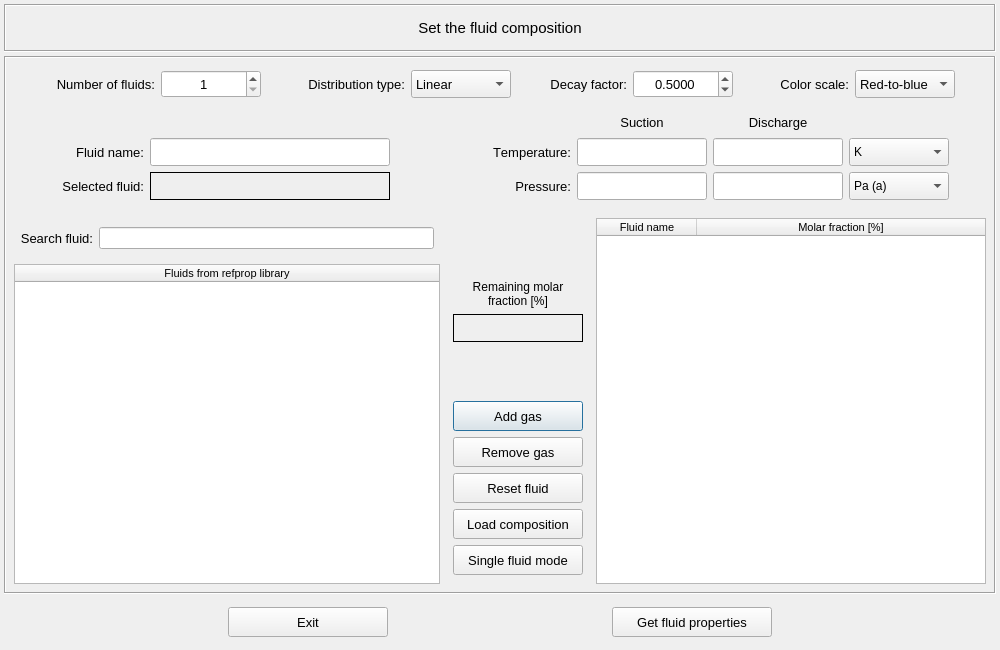
First picture: the form in pulse/interface/data/ui_files/model/setup/fluid/set_fluid_composition_input.ui, repository open-pulse/OpenPulse, before the edit.
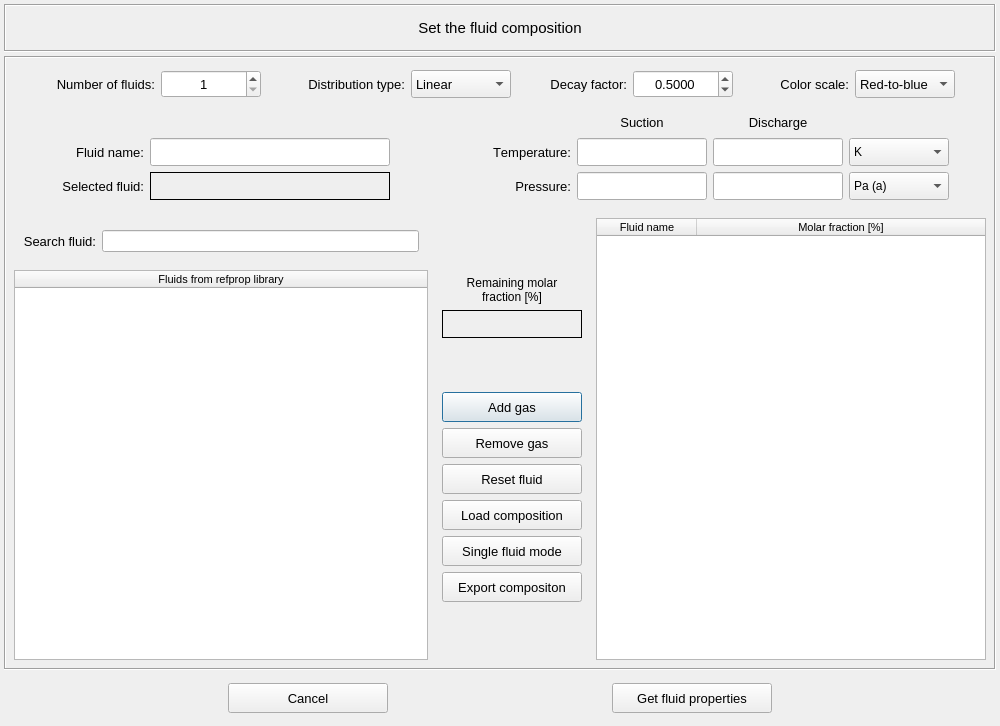
Second picture: the form after the edit.

Commit message: Export the fluid composition and state properties data in a spreadsheet file #560

```diff
--- a/pulse/interface/data/ui_files/model/setup/fluid/set_fluid_composition_input.ui
+++ b/pulse/interface/data/ui_files/model/setup/fluid/set_fluid_composition_input.ui
@@ -7,7 +7,7 @@
     <x>0</x>
     <y>0</y>
     <width>1000</width>
-    <height>650</height>
+    <height>726</height>
    </rect>
   </property>
   <property name="minimumSize">
@@ -139,7 +139,7 @@
            <x>0</x>
            <y>0</y>
            <width>980</width>
-           <height>374</height>
+           <height>450</height>
           </rect>
          </property>
          <layout class="QGridLayout" name="gridLayout_2">
@@ -214,144 +214,17 @@
             </column>
            </widget>
           </item>
-          <item row="0" column="0">
-           <widget class="QFrame" name="frame_2">
-            <property name="frameShape">
-             <enum>QFrame::Shape::NoFrame</enum>
-            </property>
-            <property name="frameShadow">
-             <enum>QFrame::Shadow::Plain</enum>
-            </property>
-            <layout class="QGridLayout" name="gridLayout_3">
-             <property name="leftMargin">
-              <number>0</number>
-             </property>
-             <property name="topMargin">
-              <number>0</number>
-             </property>
-             <property name="rightMargin">
-              <number>0</number>
-             </property>
-             <property name="bottomMargin">
-              <number>0</number>
-             </property>
-             <property name="horizontalSpacing">
-              <number>0</number>
-             </property>
-             <item row="1" column="0">
-              <widget class="QTreeWidget" name="treeWidget_refprop_fluids">
-               <property name="minimumSize">
-                <size>
-                 <width>390</width>
-                 <height>0</height>
-                </size>
-               </property>
-               <property name="maximumSize">
-                <size>
-                 <width>450</width>
-                 <height>16777215</height>
-                </size>
-               </property>
-               <property name="font">
-                <font>
-                 <family>MS Shell Dlg 2</family>
-                 <pointsize>8</pointsize>
-                </font>
-               </property>
-               <property name="toolTip">
-                <string>&lt;html&gt;&lt;head/&gt;&lt;body&gt;&lt;p&gt;To add a new fluid to the mixture, you can either double-click or drag and drop.&lt;/p&gt;&lt;/body&gt;&lt;/html&gt;</string>
-               </property>
-               <property name="styleSheet">
-                <string notr="true"/>
-               </property>
-               <property name="horizontalScrollBarPolicy">
-                <enum>Qt::ScrollBarPolicy::ScrollBarAsNeeded</enum>
-               </property>
-               <property name="sizeAdjustPolicy">
-                <enum>QAbstractScrollArea::SizeAdjustPolicy::AdjustIgnored</enum>
-               </property>
-               <property name="dragDropMode">
-                <enum>QAbstractItemView::DragDropMode::DragOnly</enum>
-               </property>
-               <column>
-                <property name="text">
-                 <string>Fluids from refprop library</string>
-                </property>
-                <property name="textAlignment">
-                 <set>AlignCenter</set>
-                </property>
-               </column>
-              </widget>
-             </item>
-             <item row="0" column="0">
-              <widget class="QFrame" name="frame_3">
-               <property name="frameShape">
-                <enum>QFrame::Shape::NoFrame</enum>
-               </property>
-               <property name="frameShadow">
-                <enum>QFrame::Shadow::Plain</enum>
-               </property>
-               <layout class="QGridLayout" name="gridLayout_5">
-                <property name="leftMargin">
-                 <number>6</number>
-                </property>
-                <property name="topMargin">
-                 <number>6</number>
-                </property>
-                <property name="rightMargin">
-                 <number>6</number>
-                </property>
-                <property name="bottomMargin">
-                 <number>6</number>
-                </property>
-                <item row="0" column="1">
-                 <widget class="QLineEdit" name="lineEdit_search_fluid"/>
-                </item>
-                <item row="0" column="0">
-                 <widget class="QLabel" name="label_4">
-                  <property name="minimumSize">
-                   <size>
-                    <width>0</width>
-                    <height>28</height>
-                   </size>
-                  </property>
-                  <property name="maximumSize">
-                   <size>
-                    <width>140</width>
-                    <height>28</height>
-                   </size>
-                  </property>
-                  <property name="font">
-                   <font>
-                    <pointsize>10</pointsize>
-                    <kerning>false</kerning>
-                   </font>
-                  </property>
-                  <property name="text">
-                   <string>Search fluid:</string>
-                  </property>
-                  <property name="alignment">
-                   <set>Qt::AlignmentFlag::AlignRight|Qt::AlignmentFlag::AlignTrailing|Qt::AlignmentFlag::AlignVCenter</set>
-                  </property>
-                 </widget>
-                </item>
-               </layout>
-              </widget>
-             </item>
-            </layout>
-           </widget>
-          </item>
           <item row="0" column="1">
            <widget class="QFrame" name="frame_middle">
             <property name="minimumSize">
              <size>
-              <width>140</width>
+              <width>160</width>
               <height>0</height>
              </size>
             </property>
             <property name="maximumSize">
              <size>
-              <width>160</width>
+              <width>180</width>
               <height>16777215</height>
              </size>
             </property>
@@ -362,6 +235,60 @@
              <enum>QFrame::Shadow::Raised</enum>
             </property>
             <layout class="QGridLayout" name="gridLayout_18">
+             <item row="5" column="0">
+              <widget class="QPushButton" name="pushButton_add_gas">
+               <property name="minimumSize">
+                <size>
+                 <width>130</width>
+                 <height>30</height>
+                </size>
+               </property>
+               <property name="maximumSize">
+                <size>
+                 <width>140</width>
+                 <height>30</height>
+                </size>
+               </property>
+               <property name="font">
+                <font>
+                 <pointsize>10</pointsize>
+                </font>
+               </property>
+               <property name="styleSheet">
+                <string notr="true"/>
+               </property>
+               <property name="text">
+                <string>Add gas</string>
+               </property>
+              </widget>
+             </item>
+             <item row="6" column="0">
+              <widget class="QPushButton" name="pushButton_remove_gas">
+               <property name="minimumSize">
+                <size>
+                 <width>130</width>
+                 <height>30</height>
+                </size>
+               </property>
+               <property name="maximumSize">
+                <size>
+                 <width>140</width>
+                 <height>30</height>
+                </size>
+               </property>
+               <property name="font">
+                <font>
+                 <pointsize>10</pointsize>
+                </font>
+               </property>
+               <property name="styleSheet">
+                <string notr="true"/>
+               </property>
+               <property name="text">
+                <string>Remove gas</string>
+               </property>
+              </widget>
+             </item>
              <item row="3" column="0">
               <widget class="QLabel" name="label_remaining_composition">
                <property name="minimumSize">
@@ -400,46 +327,6 @@
                </property>
               </widget>
              </item>
-             <item row="1" column="0">
-              <spacer name="verticalSpacer_8">
-               <property name="orientation">
-                <enum>Qt::Orientation::Vertical</enum>
-               </property>
-               <property name="sizeHint" stdset="0">
-                <size>
-                 <width>20</width>
-                 <height>40</height>
-                </size>
-               </property>
-              </spacer>
-             </item>
-             <item row="5" column="0">
-              <widget class="QPushButton" name="pushButton_add_gas">
-               <property name="minimumSize">
-                <size>
-                 <width>130</width>
-                 <height>30</height>
-                </size>
-               </property>
-               <property name="maximumSize">
-                <size>
-                 <width>140</width>
-                 <height>30</height>
-                </size>
-               </property>
-               <property name="font">
-                <font>
-                 <pointsize>10</pointsize>
-                </font>
-               </property>
-               <property name="styleSheet">
-                <string notr="true"/>
-               </property>
-               <property name="text">
-                <string>Add gas</string>
-               </property>
-              </widget>
-             </item>
              <item row="9" column="0">
               <widget class="QPushButton" name="pushButton_fluid_configuration_mode">
                <property name="minimumSize">
@@ -475,40 +362,39 @@
                <property name="sizeHint" stdset="0">
                 <size>
                  <width>20</width>
-                 <height>40</height>
+                 <height>10</height>
                 </size>
                </property>
               </spacer>
              </item>
-             <item row="8" column="0">
-              <widget class="QPushButton" name="pushButton_load_composition">
-               <property name="minimumSize">
+             <item row="11" column="0">
+              <spacer name="verticalSpacer_9">
+               <property name="orientation">
+                <enum>Qt::Orientation::Vertical</enum>
+               </property>
+               <property name="sizeHint" stdset="0">
                 <size>
-                 <width>130</width>
-                 <height>30</height>
+                 <width>20</width>
+                 <height>10</height>
                 </size>
                </property>
-               <property name="maximumSize">
+              </spacer>
+             </item>
+             <item row="1" column="0">
+              <spacer name="verticalSpacer_8">
+               <property name="orientation">
+                <enum>Qt::Orientation::Vertical</enum>
+               </property>
+               <property name="sizeHint" stdset="0">
                 <size>
-                 <width>140</width>
-                 <height>30</height>
+                 <width>20</width>
+                 <height>10</height>
                 </size>
                </property>
-               <property name="font">
-                <font>
-                 <pointsize>10</pointsize>
-                </font>
-               </property>
-               <property name="styleSheet">
-                <string notr="true"/>
-               </property>
-               <property name="text">
-                <string>Load composition</string>
-               </property>
-              </widget>
+              </spacer>
              </item>
-             <item row="6" column="0">
-              <widget class="QPushButton" name="pushButton_remove_gas">
+             <item row="7" column="0">
+              <widget class="QPushButton" name="pushButton_reset_fluid">
                <property name="minimumSize">
                 <size>
                  <width>130</width>
@@ -530,7 +416,7 @@
                 <string notr="true"/>
                </property>
                <property name="text">
-                <string>Remove gas</string>
+                <string>Reset fluid</string>
                </property>
               </widget>
              </item>
@@ -565,8 +451,8 @@
                </property>
               </widget>
              </item>
-             <item row="7" column="0">
-              <widget class="QPushButton" name="pushButton_reset_fluid">
+             <item row="8" column="0">
+              <widget class="QPushButton" name="pushButton_load_composition">
                <property name="minimumSize">
                 <size>
                  <width>130</width>
@@ -588,8 +474,150 @@
                 <string notr="true"/>
                </property>
                <property name="text">
-                <string>Reset fluid</string>
+                <string>Load composition</string>
                </property>
+              </widget>
+             </item>
+             <item row="10" column="0">
+              <widget class="QPushButton" name="pushButton_export_fluid_composition">
+               <property name="minimumSize">
+                <size>
+                 <width>130</width>
+                 <height>30</height>
+                </size>
+               </property>
+               <property name="maximumSize">
+                <size>
+                 <width>140</width>
+                 <height>30</height>
+                </size>
+               </property>
+               <property name="font">
+                <font>
+                 <pointsize>10</pointsize>
+                </font>
+               </property>
+               <property name="styleSheet">
+                <string notr="true"/>
+               </property>
+               <property name="text">
+                <string>Export compositon</string>
+               </property>
+              </widget>
+             </item>
+            </layout>
+           </widget>
+          </item>
+          <item row="0" column="0">
+           <widget class="QFrame" name="frame_refprop_fluids">
+            <property name="frameShape">
+             <enum>QFrame::Shape::NoFrame</enum>
+            </property>
+            <property name="frameShadow">
+             <enum>QFrame::Shadow::Plain</enum>
+            </property>
+            <property name="lineWidth">
+             <number>0</number>
+            </property>
+            <layout class="QGridLayout" name="gridLayout_5">
+             <property name="leftMargin">
+              <number>0</number>
+             </property>
+             <property name="topMargin">
+              <number>0</number>
+             </property>
+             <property name="rightMargin">
+              <number>0</number>
+             </property>
+             <property name="bottomMargin">
+              <number>0</number>
+             </property>
+             <item row="0" column="0">
+              <widget class="QFrame" name="frame_search_fluids">
+               <property name="frameShape">
+                <enum>QFrame::Shape::NoFrame</enum>
+               </property>
+               <property name="frameShadow">
+                <enum>QFrame::Shadow::Raised</enum>
+               </property>
+               <layout class="QGridLayout" name="gridLayout_7">
+                <item row="0" column="1">
+                 <widget class="QLineEdit" name="lineEdit_search_fluid"/>
+                </item>
+                <item row="0" column="0">
+                 <widget class="QLabel" name="label_seach_fluid">
+                  <property name="minimumSize">
+                   <size>
+                    <width>0</width>
+                    <height>28</height>
+                   </size>
+                  </property>
+                  <property name="maximumSize">
+                   <size>
+                    <width>140</width>
+                    <height>28</height>
+                   </size>
+                  </property>
+                  <property name="font">
+                   <font>
+                    <pointsize>10</pointsize>
+                    <kerning>false</kerning>
+                   </font>
+                  </property>
+                  <property name="text">
+                   <string>Search fluid:</string>
+                  </property>
+                  <property name="alignment">
+                   <set>Qt::AlignmentFlag::AlignRight|Qt::AlignmentFlag::AlignTrailing|Qt::AlignmentFlag::AlignVCenter</set>
+                  </property>
+                 </widget>
+                </item>
+               </layout>
+              </widget>
+             </item>
+             <item row="1" column="0">
+              <widget class="QTreeWidget" name="treeWidget_refprop_fluids">
+               <property name="minimumSize">
+                <size>
+                 <width>390</width>
+                 <height>0</height>
+                </size>
+               </property>
+               <property name="maximumSize">
+                <size>
+                 <width>500</width>
+                 <height>16777215</height>
+                </size>
+               </property>
+               <property name="font">
+                <font>
+                 <family>MS Shell Dlg 2</family>
+                 <pointsize>8</pointsize>
+                </font>
+               </property>
+               <property name="toolTip">
+                <string>&lt;html&gt;&lt;head/&gt;&lt;body&gt;&lt;p&gt;To add a new fluid to the mixture, you can either double-click or drag and drop.&lt;/p&gt;&lt;/body&gt;&lt;/html&gt;</string>
+               </property>
+               <property name="styleSheet">
+                <string notr="true"/>
+               </property>
+               <property name="horizontalScrollBarPolicy">
+                <enum>Qt::ScrollBarPolicy::ScrollBarAsNeeded</enum>
+               </property>
+               <property name="sizeAdjustPolicy">
+                <enum>QAbstractScrollArea::SizeAdjustPolicy::AdjustIgnored</enum>
+               </property>
+               <property name="dragDropMode">
+                <enum>QAbstractItemView::DragDropMode::DragOnly</enum>
+               </property>
+               <column>
+                <property name="text">
+                 <string>Fluids from refprop library</string>
+                </property>
+                <property name="textAlignment">
+                 <set>AlignCenter</set>
+                </property>
+               </column>
               </widget>
              </item>
             </layout>
@@ -842,6 +870,9 @@
               <property name="indent">
                <number>2</number>
               </property>
+              <property name="textInteractionFlags">
+               <set>Qt::TextInteractionFlag::LinksAccessibleByMouse|Qt::TextInteractionFlag::TextSelectableByKeyboard|Qt::TextInteractionFlag::TextSelectableByMouse</set>
+              </property>
              </widget>
             </item>
            </layout>
@@ -1020,46 +1051,6 @@
               </property>
              </widget>
             </item>
-            <item row="1" column="4">
-             <widget class="QComboBox" name="comboBox_temperature_units">
-              <property name="minimumSize">
-               <size>
-                <width>100</width>
-                <height>28</height>
-               </size>
-              </property>
-              <property name="maximumSize">
-               <size>
-                <width>100</width>
-                <height>28</height>
-               </size>
-              </property>
-              <property name="font">
-               <font>
-                <family>MS Shell Dlg 2</family>
-                <italic>false</italic>
-               </font>
-              </property>
-              <property name="currentIndex">
-               <number>0</number>
-              </property>
-              <item>
-               <property name="text">
-                <string>K</string>
-               </property>
-              </item>
-              <item>
-               <property name="text">
-                <string>°C</string>
-               </property>
-              </item>
-              <item>
-               <property name="text">
-                <string>°F</string>
-               </property>
-              </item>
-             </widget>
-            </item>
             <item row="2" column="2">
              <widget class="QLineEdit" name="lineEdit_pressure_left">
               <property name="enabled">
@@ -1190,6 +1181,46 @@
               </property>
              </widget>
             </item>
+            <item row="1" column="4">
+             <widget class="QComboBox" name="comboBox_temperature_units">
+              <property name="minimumSize">
+               <size>
+                <width>100</width>
+                <height>28</height>
+               </size>
+              </property>
+              <property name="maximumSize">
+               <size>
+                <width>100</width>
+                <height>28</height>
+               </size>
+              </property>
+              <property name="font">
+               <font>
+                <family>MS Shell Dlg 2</family>
+                <italic>false</italic>
+               </font>
+              </property>
+              <property name="currentIndex">
+               <number>0</number>
+              </property>
+              <item>
+               <property name="text">
+                <string>K</string>
+               </property>
+              </item>
+              <item>
+               <property name="text">
+                <string>°C</string>
+               </property>
+              </item>
+              <item>
+               <property name="text">
+                <string>°F</string>
+               </property>
+              </item>
+             </widget>
+            </item>
             <item row="2" column="4">
              <widget class="QComboBox" name="comboBox_pressure_units">
               <property name="minimumSize">
@@ -1652,7 +1683,7 @@
        <number>0</number>
       </property>
       <item row="0" column="0">
-       <widget class="QPushButton" name="pushButton_exit">
+       <widget class="QPushButton" name="pushButton_cancel">
         <property name="minimumSize">
          <size>
           <width>160</width>
@@ -1674,12 +1705,12 @@
          <string notr="true"/>
         </property>
         <property name="text">
-         <string>Exit</string>
+         <string>Cancel</string>
         </property>
        </widget>
       </item>
       <item row="0" column="1">
-       <widget class="QPushButton" name="pushButton_confirm">
+       <widget class="QPushButton" name="pushButton_get_fluid_properties">
         <property name="minimumSize">
          <size>
           <width>160</width>
```
Left out of the diff: 9 changed lines with no effect on the pictures. The commit also changes 6 other files.
